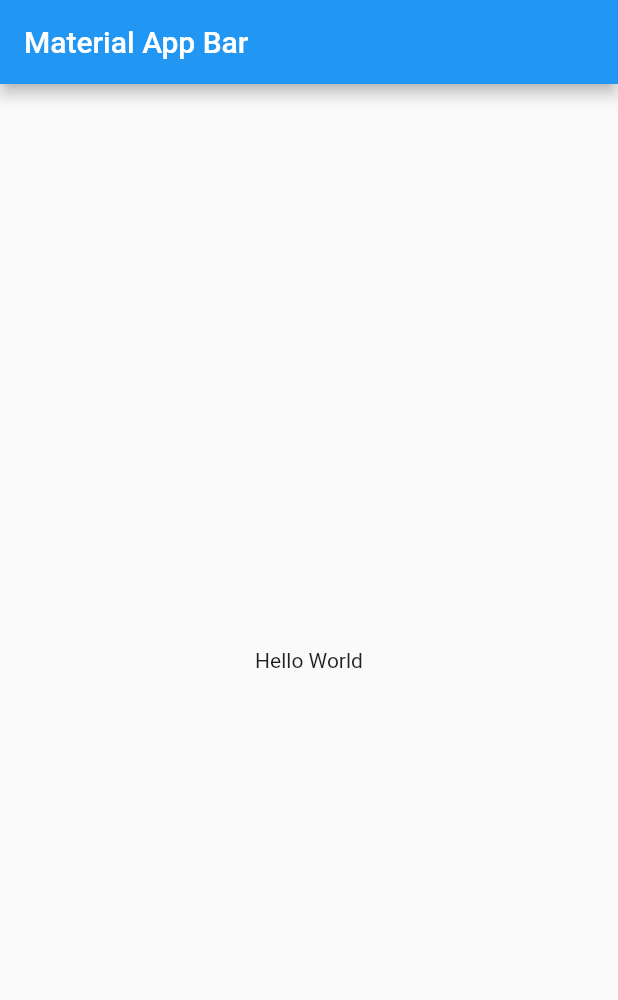
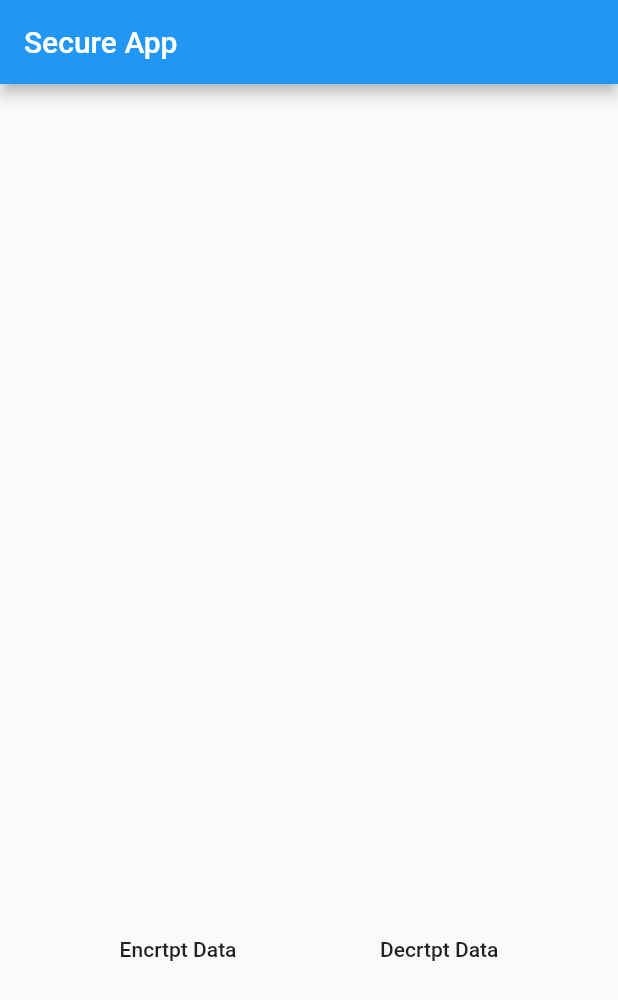
Before and after one commit to Dev-Devarsh/flutter_encryption_decryptions, a Flutter app: the screen it shows after launch, on a phone screen of 412 x 824 dp. Shown: the top 1000 px of the screen. Run offline on Flutter 3.47's test engine with Material 2 defaults, Android fonts, the phone set to English and light mode, and no system bars.

Commit message:
update examples

```diff
--- a/example/lib/main.dart
+++ b/example/lib/main.dart
@@ -1,20 +1,79 @@
+import 'dart:convert';
+
+import 'package:encryption_decryptions/encryption_decryptio.dart';
 import 'package:flutter/material.dart';
 
-void main() => runApp(const MyApp());
+void main() => runApp(MyApp());
 
-class MyApp extends StatelessWidget {
-  const MyApp({super.key});
+class MyApp extends StatefulWidget {
+  MyApp({super.key});
+
+  @override
+  State<MyApp> createState() => _MyAppState();
+}
+
+class _MyAppState extends State<MyApp> {
+  final String enctyptDectyptkey = "hnbTojntU7u";
+
+  final Map<String, dynamic> mockData = {
+    "name": "John",
+    "surname": "Doe",
+    "age": 22,
+    "hobies": ["Swimming", "football"]
+  };
+
+  _encryptData({required String key, required String data}) {
+    EncryptDecrypt.encryptData(data: data, key: key);
+  }
+
+  _decryptData({required String key, required String data}) {
+    EncryptDecrypt.decryptData(data: data, key: key);
+  }
+
+  String encryptedData = "", displayData = "";
 
   @override
   Widget build(BuildContext context) {
     return MaterialApp(
-      title: 'Material App',
+      title: 'Enctypt Decrypt',
       home: Scaffold(
         appBar: AppBar(
-          title: const Text('Material App Bar'),
+          title: const Text('Secure App'),
         ),
-        body: const Center(
-          child: Text('Hello World'),
+        body: Column(
+          mainAxisAlignment: MainAxisAlignment.spaceEvenly,
+          crossAxisAlignment: CrossAxisAlignment.center,
+          children: [
+            Text(
+              encryptedData,
+              style: const TextStyle(fontSize: 22, fontWeight: FontWeight.w600),
+            ),
+            Text(
+              displayData,
+              style: const TextStyle(fontSize: 22, fontWeight: FontWeight.w600),
+            ),
+            Row(
+              mainAxisAlignment: MainAxisAlignment.spaceEvenly,
+              crossAxisAlignment: CrossAxisAlignment.center,
+              children: [
+                MaterialButton(
+                  onPressed: () async {
+                    /// Encode your data into with [jsonEncode] before encrpting it
+                    encryptedData = await _encryptData(key: enctyptDectyptkey, data: jsonEncode(mockData));
+                    setState(() {});
+                  },
+                  child: const Text('Encrtpt Data'),
+                ),
+                MaterialButton(
+                  onPressed: () async {
+                    displayData = await _decryptData(key: enctyptDectyptkey, data: encryptedData);
+                    setState(() {});
+                  },
+                  child: const Text('Decrtpt Data'),
+                ),
+              ],
+            )
+          ],
         ),
       ),
     );
```
Also changed, not shown: 2 other files.
